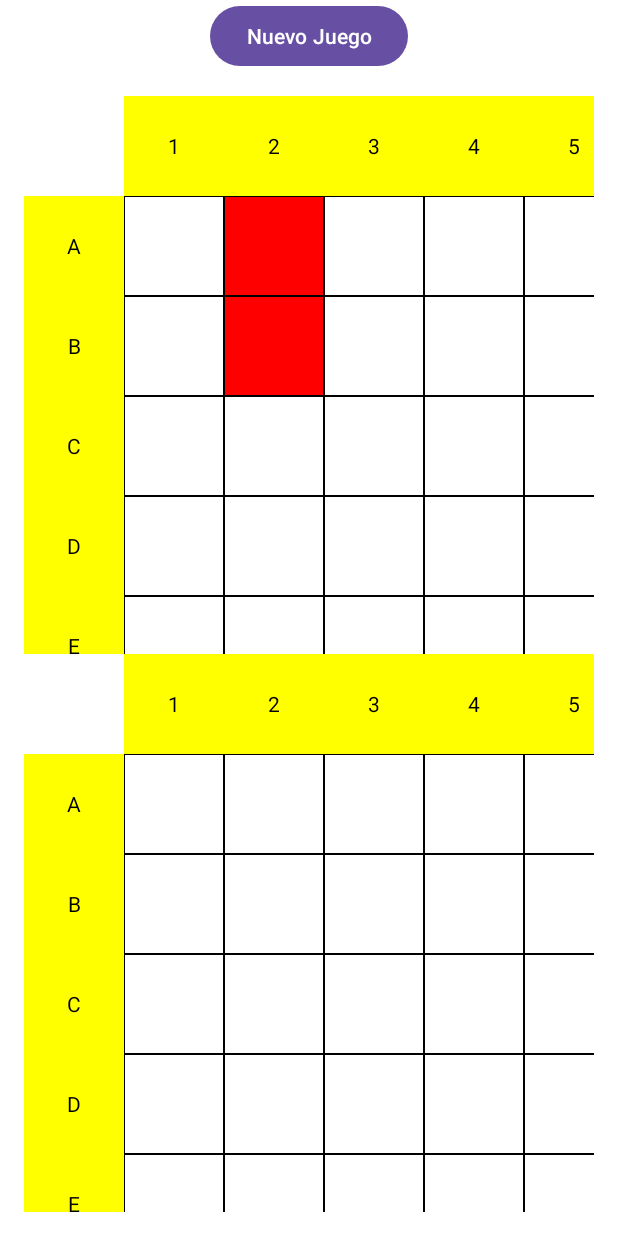
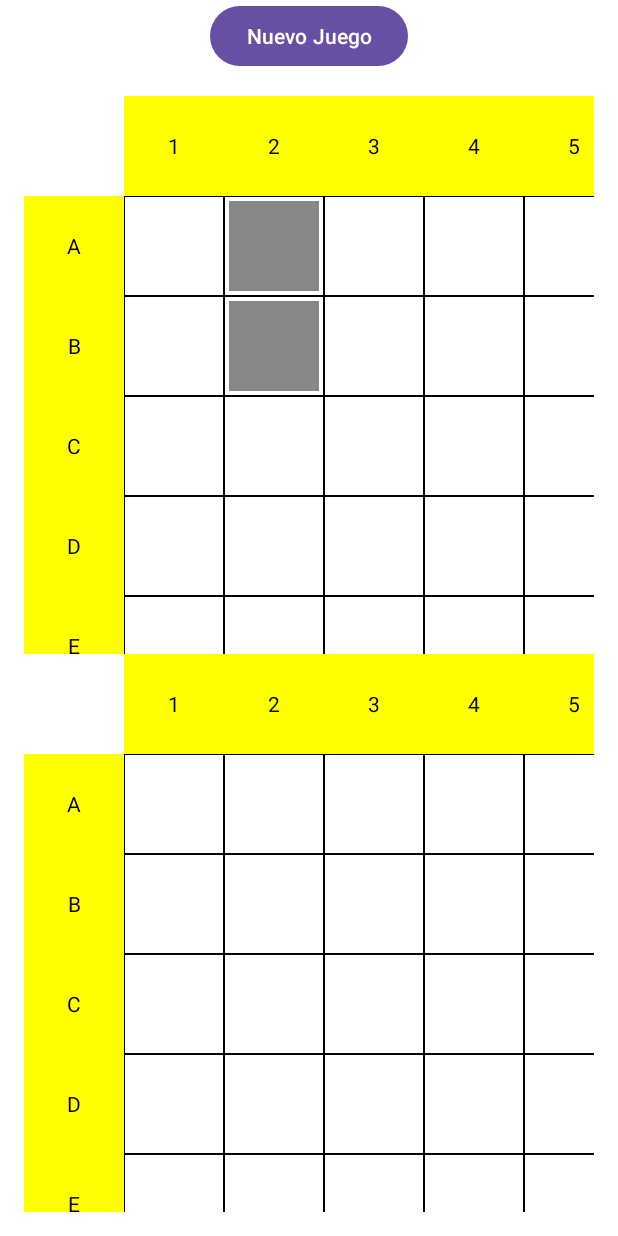
Before and after one commit to gabrielhuav/BattleNaval_V2, an Android app: the screen it shows after launch (MainActivity), after a tap on "Nuevo Juego", on a phone screen of 412 x 824 dp. Run offline under Robolectric (Android 15) with nearby library versions, the phone set to English and light mode, and no system bars.

```diff
--- a/app/src/main/java/ovh/gabrielhuav/battlenaval_v2/Board.kt
+++ b/app/src/main/java/ovh/gabrielhuav/battlenaval_v2/Board.kt
@@ -3,7 +3,6 @@ package ovh.gabrielhuav.battlenaval_v2
 import android.content.Context
 import android.graphics.Color
 import android.view.Gravity
-import android.view.ViewGroup
 import android.widget.GridLayout
 import android.widget.TextView
 
@@ -22,18 +21,10 @@ class Board(
     }
 
     init {
-        rowCount = 8 // 7 filas más la fila de encabezado
-        columnCount = 8 // 7 columnas más la columna de encabezado
+        rowCount = 8 // Incluye encabezados
+        columnCount = 8
 
-        // Fondo transparente para evitar el negro
-        setBackgroundColor(Color.TRANSPARENT)
-
-        // Crear encabezados y celdas
-        createHeadersAndCells()
-    }
-
-    private fun createHeadersAndCells() {
-        // Encabezados de columnas (1-7)
+        // Encabezados
         addView(TextView(context)) // Celda vacía en la esquina superior izquierda
         for (i in 1..7) {
             addView(TextView(context).apply {
@@ -41,33 +32,21 @@ class Board(
                 gravity = Gravity.CENTER
                 setBackgroundColor(Color.YELLOW)
                 setTextColor(Color.BLACK)
-                layoutParams = LayoutParams().apply {
-                    width = 100
-                    height = 100
-                }
+                layoutParams = LayoutParams(100, 100)
             })
         }
 
-        // Filas con encabezados (A-G) y celdas
         for (y in 0 until 7) {
-            // Encabezado de fila (A-G)
             addView(TextView(context).apply {
                 text = ('A' + y).toString()
                 gravity = Gravity.CENTER
                 setBackgroundColor(Color.YELLOW)
                 setTextColor(Color.BLACK)
-                layoutParams = LayoutParams().apply {
-                    width = 100
-                    height = 100
-                }
+                layoutParams = LayoutParams(100, 100)
             })
 
-            // Celdas del tablero
             for (x in 0 until 7) {
-                addView(cells[y][x], LayoutParams().apply {
-                    width = 100
-                    height = 100
-                })
+                addView(cells[y][x], LayoutParams(100, 100))
             }
         }
     }
@@ -75,7 +54,7 @@ class Board(
     fun placeShip(ship: Ship, x: Int, y: Int): Boolean {
         val length = ship.type
 
-        // Verifica si el barco cabe en las celdas y no hay barcos que lo bloqueen
+        // Verifica si el barco cabe
         if (ship.vertical) {
             for (i in y until y + length) {
                 if (i >= 7 || cells[i][x].ship != null) return false
@@ -86,16 +65,16 @@ class Board(
             }
         }
 
-        // Coloca el barco en las celdas
+        // Coloca el barco
         if (ship.vertical) {
             for (i in y until y + length) {
                 cells[i][x].ship = ship
-                cells[i][x].invalidate() // Redibuja la celda
+                cells[i][x].invalidate()
             }
         } else {
             for (i in x until x + length) {
                 cells[y][i].ship = ship
-                cells[y][i].invalidate() // Redibuja la celda
+                cells[y][i].invalidate()
             }
         }
 
--- a/app/src/main/java/ovh/gabrielhuav/battlenaval_v2/Cell.kt
+++ b/app/src/main/java/ovh/gabrielhuav/battlenaval_v2/Cell.kt
@@ -15,15 +15,17 @@ class Cell(
     var ship: Ship? = null
     var wasShot: Boolean = false
     private val paint = Paint()
-    private val borderPaint = Paint()
+    private val textPaint = Paint()
 
     init {
         paint.style = Paint.Style.FILL
         paint.color = Color.WHITE // Fondo blanco por defecto
 
-        borderPaint.style = Paint.Style.STROKE
-        borderPaint.color = Color.BLACK // Borde negro por defecto
-        borderPaint.strokeWidth = 2f
+        textPaint.apply {
+            color = Color.BLACK
+            textSize = 40f
+            textAlign = Paint.Align.CENTER
+        }
     }
 
     override fun onMeasure(widthMeasureSpec: Int, heightMeasureSpec: Int) {
@@ -34,36 +36,47 @@ class Cell(
     override fun onDraw(canvas: Canvas) {
         super.onDraw(canvas)
 
-        // Si la celda tiene un barco, usa su color
-        ship?.let {
-            if (!board.enemy) {
-                paint.color = it.color
-            }
-        }
-
         // Dibuja el fondo
         canvas.drawRect(0f, 0f, width.toFloat(), height.toFloat(), paint)
 
         // Dibuja el borde
+        val borderPaint = Paint().apply {
+            style = Paint.Style.STROKE
+            color = Color.BLACK
+            strokeWidth = 2f
+        }
         canvas.drawRect(0f, 0f, width.toFloat(), height.toFloat(), borderPaint)
+
+        // Dibuja el barco en el tablero del jugador (si no ha sido disparada)
+        if (ship != null && !wasShot && !board.enemy) {
+            paint.color = ship!!.color // Usa el color del barco
+            canvas.drawRect(5f, 5f, width.toFloat() - 5f, height.toFloat() - 5f, paint)
+            paint.color = Color.WHITE // Restaura el color original
+        }
 
         // Si fue disparada, dibuja el estado
         if (wasShot) {
-            paint.color = if (ship != null) Color.RED else Color.BLUE
-            canvas.drawCircle(width / 2f, height / 2f, width / 4f, paint)
+            val symbol = if (ship != null) "1" else "0" // Muestra 1 si hay barco, 0 si no
+            canvas.drawText(
+                symbol,
+                width / 2f,
+                height / 2f - (textPaint.descent() + textPaint.ascent()) / 2,
+                textPaint
+            )
         }
     }
 
     fun shoot(): Boolean {
         wasShot = true
-        invalidate()
+        invalidate() // Redibuja la celda
 
         return ship?.let {
             it.hit()
             if (!it.isAlive()) {
-                board.ships--
+                board.ships-- // Reduce la cantidad de barcos si este ya no está vivo
             }
-            true
-        } ?: false
+            true // Devuelve true si se le atinó a un barco
+        } ?: false // Devuelve false si no hay barco
     }
+
 }
--- a/app/src/main/java/ovh/gabrielhuav/battlenaval_v2/MainActivity.kt
+++ b/app/src/main/java/ovh/gabrielhuav/battlenaval_v2/MainActivity.kt
@@ -1,5 +1,6 @@
 package ovh.gabrielhuav.battlenaval_v2
 
+import android.graphics.Color
 import android.os.Bundle
 import android.widget.Button
 import android.widget.FrameLayout
@@ -27,30 +28,34 @@ class MainActivity : AppCompatActivity() {
     }
 
     private fun startNewGame(container: FrameLayout) {
-        container.removeAllViews() // Limpia el contenedor antes de crear nuevos tableros
+        // Reinicia la variable running para permitir jugar nuevamente
+        running = true
+        enemyTurn = false
+
+        // Limpia el contenedor antes de crear nuevos tableros
+        container.removeAllViews()
 
         // Crear tablero del enemigo
         enemyBoard = Board(this, true) { cell ->
-            if (!running) return@Board
-            if (cell.wasShot) return@Board
-
-            enemyTurn = !cell.shoot()
+            if (!running || cell.wasShot) return@Board
+            val hit = cell.shoot() // El jugador dispara
 
             if (enemyBoard.ships == 0) {
-                Toast.makeText(this@MainActivity, "¡GANASTE!", Toast.LENGTH_LONG).show()
+                Toast.makeText(this, "¡GANASTE!", Toast.LENGTH_LONG).show()
                 running = false
+                return@Board
             }
 
-            if (enemyTurn) enemyMove()
+            // Si el jugador hace un disparo, el enemigo responde
+            enemyMove()
         }
 
         // Crear tablero del jugador
-        playerBoard = Board(this, false) { cell ->
-            if (running) return@Board
-        }
+        playerBoard = Board(this, false) { }
 
-        // Colocar barcos automáticamente en el tablero del jugador
+        // Colocar barcos automáticamente en los tableros
         placePlayerShips()
+        placeEnemyShips()
 
         // Agregar los tableros al contenedor
         val layout = LinearLayout(this).apply {
@@ -69,6 +74,26 @@ class MainActivity : AppCompatActivity() {
     }
 
     private fun placePlayerShips() {
+        val shipData = listOf(
+            Pair(4, Color.GREEN), // Barco de tamaño 4, color verde
+            Pair(3, Color.RED),   // Barco de tamaño 3, color rojo
+            Pair(2, Color.GRAY)   // Barco de tamaño 2, color gris
+        )
+
+        for ((size, color) in shipData) {
+            while (true) {
+                val x = Random.nextInt(0, 7)
+                val y = Random.nextInt(0, 7)
+                val vertical = Random.nextBoolean()
+
+                if (playerBoard.placeShip(Ship(size, vertical, color), x, y)) {
+                    break
+                }
+            }
+        }
+    }
+
+    private fun placeEnemyShips() {
         val shipSizes = listOf(4, 3, 2) // Tamaños de los barcos
         for (size in shipSizes) {
             while (true) {
@@ -76,7 +101,7 @@ class MainActivity : AppCompatActivity() {
                 val y = Random.nextInt(0, 7)
                 val vertical = Random.nextBoolean()
 
-                if (playerBoard.placeShip(Ship(size, vertical), x, y)) {
+                if (enemyBoard.placeShip(Ship(size, vertical, Color.TRANSPARENT), x, y)) {
                     break
                 }
             }
@@ -84,19 +109,23 @@ class MainActivity : AppCompatActivity() {
     }
 
     private fun enemyMove() {
-        while (enemyTurn) {
+        while (true) {
             val x = Random.nextInt(0, 7)
             val y = Random.nextInt(0, 7)
 
             val cell = playerBoard.getCell(x, y)
-            if (cell.wasShot) continue
+            if (cell.wasShot) continue // Si ya fue disparada, intenta otra
 
-            enemyTurn = cell.shoot()
+            val hit = cell.shoot() // El enemigo dispara
+            if (hit) {
+                Toast.makeText(this, "El enemigo te ha golpeado un barco", Toast.LENGTH_SHORT).show()
+            }
 
             if (playerBoard.ships == 0) {
                 Toast.makeText(this, "¡PERDISTE!", Toast.LENGTH_LONG).show()
                 running = false
             }
+            break // Sale del ciclo después de disparar
         }
     }
 }
--- a/app/src/main/java/ovh/gabrielhuav/battlenaval_v2/Ship.kt
+++ b/app/src/main/java/ovh/gabrielhuav/battlenaval_v2/Ship.kt
@@ -3,16 +3,11 @@ package ovh.gabrielhuav.battlenaval_v2
 import android.graphics.Color
 
 class Ship(
-    val type: Int, // 4 para barco de 4 casillas, 3 para el de 3, 2 para el de 2
-    var vertical: Boolean = true
+    val type: Int, // Tamaño del barco
+    val vertical: Boolean,
+    val color: Int = Color.TRANSPARENT // Por defecto, los barcos enemigos son transparentes
 ) {
     private var health: Int = type
-    val color: Int = when (type) {
-        4 -> Color.GREEN // Barco más grande (4x1) en verde
-        3 -> Color.GRAY  // Barco mediano (3x1) en gris
-        2 -> Color.RED   // Barco más pequeño (2x1) en rojo
-        else -> Color.WHITE
-    }
 
     fun hit() {
         health--
```
